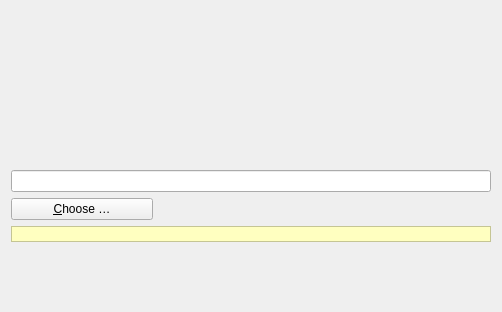
The window that src/gui/folderwizardsourcepage.ui (nextmcloud/desktop) describes before a commit, drawn with Qt 5.
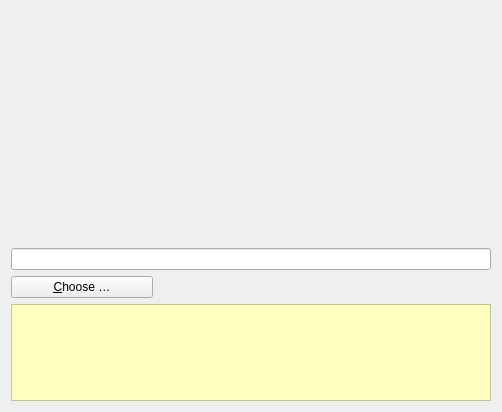
The same window after the commit.

What changed in the file:
```diff
--- a/src/gui/folderwizardsourcepage.ui
+++ b/src/gui/folderwizardsourcepage.ui
@@ -7,7 +7,7 @@
     <x>0</x>
     <y>0</y>
     <width>502</width>
-    <height>312</height>
+    <height>412</height>
    </rect>
   </property>
   <property name="windowTitle">
@@ -30,6 +30,9 @@
      <property name="orientation">
       <enum>Qt::Vertical</enum>
      </property>
+     <property name="sizeType">
+      <enum>QSizePolicy::Preferred</enum>
+     </property>
      <property name="sizeHint" stdset="0">
       <size>
        <width>20</width>
@@ -40,6 +43,14 @@
    </item>
    <item>
     <widget class="QLabel" name="content">
+     <property name="font">
+      <font>
+       <family>Microsoft Sans Serif</family>
+       <pointsize>-1</pointsize>
+       <italic>false</italic>
+       <bold>false</bold>
+      </font>
+     </property>
      <property name="styleSheet">
       <string notr="true">font: 14px &quot;Segoe UI&quot;;
 color:#191919</string>
@@ -57,6 +68,9 @@
      <property name="orientation">
       <enum>Qt::Vertical</enum>
      </property>
+     <property name="sizeType">
+      <enum>QSizePolicy::Preferred</enum>
+     </property>
      <property name="sizeHint" stdset="0">
       <size>
        <width>18</width>
@@ -66,7 +80,13 @@
     </spacer>
    </item>
    <item>
-    <widget class="QLineEdit" name="localFolderLineEdit"/>
+    <widget class="QLineEdit" name="localFolderLineEdit">
+     <property name="font">
+      <font>
+       <family>Microsoft Sans Serif</family>
+      </font>
+     </property>
+    </widget>
    </item>
    <item>
     <widget class="QPushButton" name="localFolderChooseBtn">
@@ -82,6 +102,11 @@
        <height>0</height>
       </size>
      </property>
+     <property name="font">
+      <font>
+       <family>Microsoft Sans Serif</family>
+      </font>
+     </property>
      <property name="text">
       <string>&amp;Choose …</string>
      </property>
@@ -153,6 +178,11 @@
        </disabled>
       </palette>
      </property>
+     <property name="font">
+      <font>
+       <family>Microsoft Sans Serif</family>
+      </font>
+     </property>
      <property name="autoFillBackground">
       <bool>true</bool>
      </property>
@@ -175,6 +205,9 @@
      <property name="orientation">
       <enum>Qt::Vertical</enum>
      </property>
+     <property name="sizeType">
+      <enum>QSizePolicy::Preferred</enum>
+     </property>
      <property name="sizeHint" stdset="0">
       <size>
        <width>349</width>
```
Left out of the diff: 4 changed lines with no effect on the pictures.
